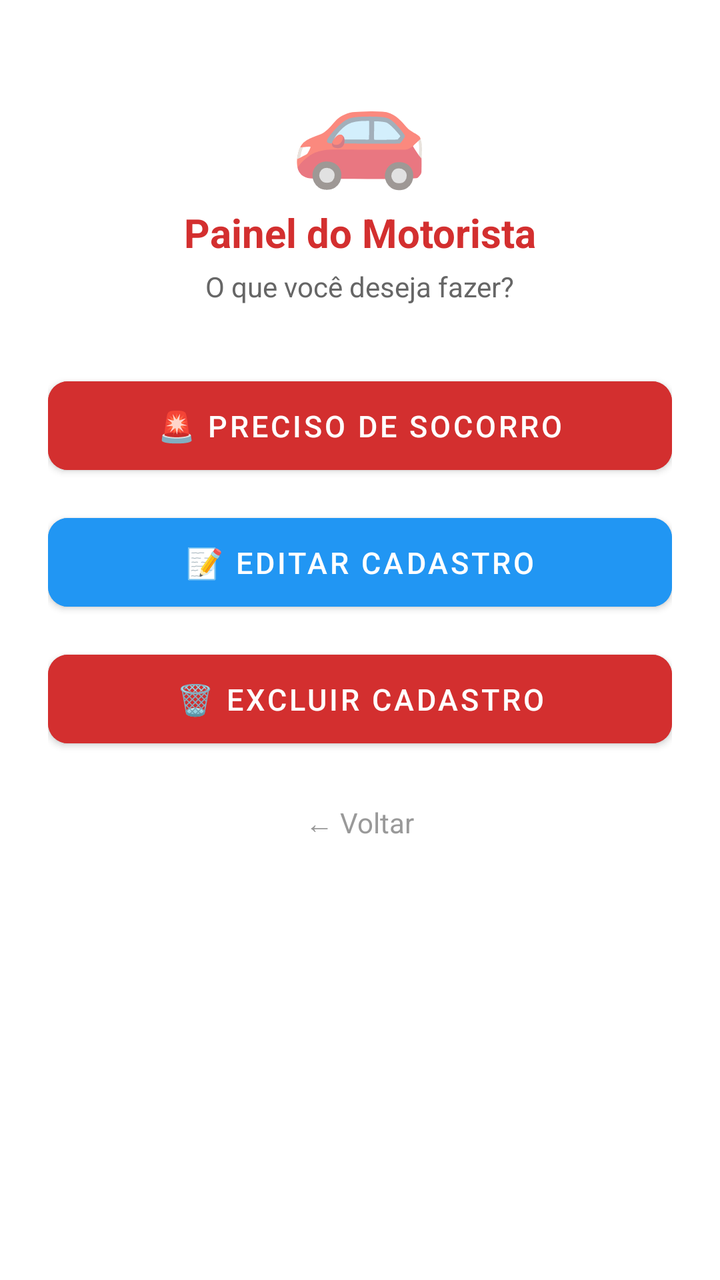
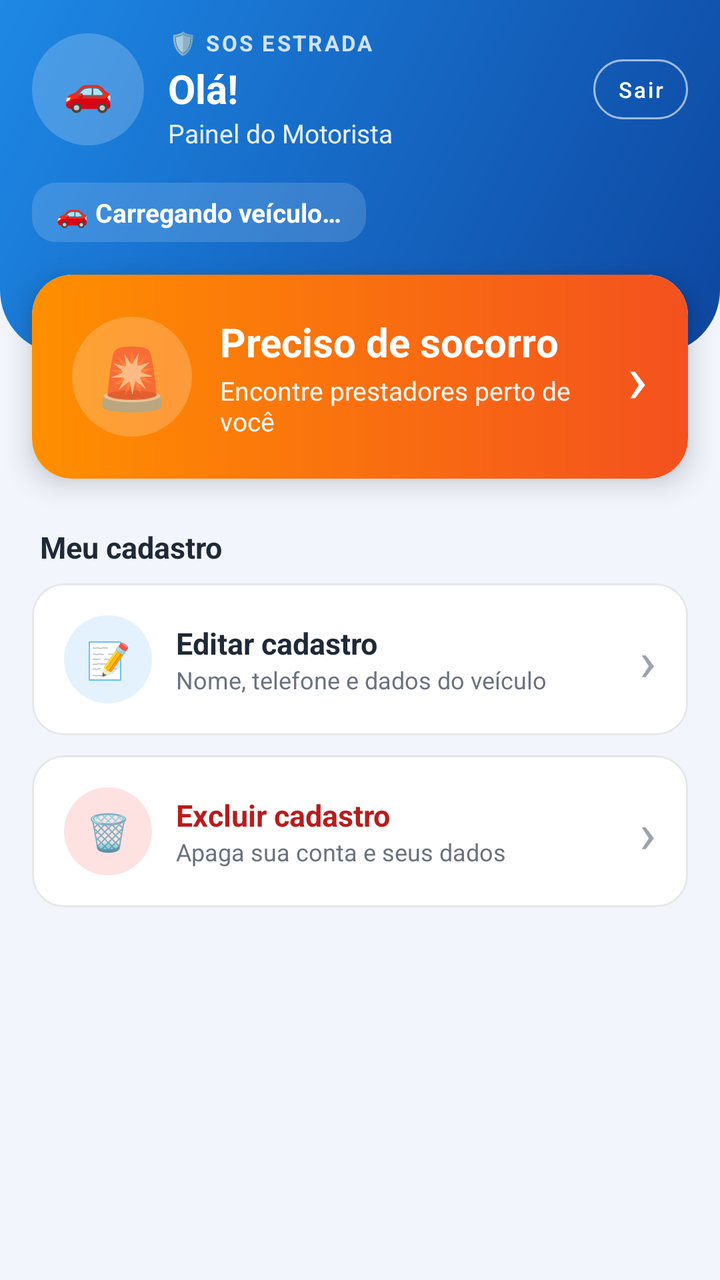

An Android layout rendered at two revisions. The XML below is the earlier revision; the diff shows what the commit changed to produce the second picture.
<!-- AndroidManifest.xml: application theme Theme.MaterialComponents.Light.NoActionBar -->
<!-- res/layout/activity_motorista_dashboard.xml -->
<?xml version="1.0" encoding="utf-8"?>
<LinearLayout xmlns:android="http://schemas.android.com/apk/res/android"
    xmlns:app="http://schemas.android.com/apk/res-auto"
    xmlns:tools="http://schemas.android.com/tools"
    android:layout_width="match_parent"
    android:layout_height="match_parent"
    android:orientation="vertical"
    android:padding="24dp"
    android:paddingTop="56dp"
    android:background="@android:color/white"
    android:fitsSystemWindows="true"
    tools:context=".MotoristaDashboardActivity">

    
    <LinearLayout
        android:layout_width="match_parent"
        android:layout_height="wrap_content"
        android:orientation="vertical"
        android:gravity="center_horizontal">

        
        <TextView
            android:layout_width="wrap_content"
            android:layout_height="wrap_content"
            android:text="🚗"
            android:textSize="56sp"
            android:layout_marginBottom="4dp" />

        
        <TextView
            android:layout_width="wrap_content"
            android:layout_height="wrap_content"
            android:text="Painel do Motorista"
            android:textSize="20sp"
            android:textStyle="bold"
            android:textColor="#D32F2F"
            android:layout_marginBottom="4dp" />

        <TextView
            android:layout_width="wrap_content"
            android:layout_height="wrap_content"
            android:text="O que você deseja fazer?"
            android:textSize="14sp"
            android:textColor="#666666"
            android:layout_marginBottom="32dp" />

        
        <com.google.android.material.button.MaterialButton
            android:id="@+id/btnSocorro"
            android:layout_width="match_parent"
            android:layout_height="wrap_content"
            android:padding="12dp"
            android:text="🚨 PRECISO DE SOCORRO"
            android:textSize="15sp"
            android:textColor="@android:color/white"
            android:backgroundTint="#D32F2F"
            app:cornerRadius="10dp"
            android:layout_marginBottom="12dp" />

        
        <com.google.android.material.button.MaterialButton
            android:id="@+id/btnCadastrar"
            android:layout_width="match_parent"
            android:layout_height="wrap_content"
            android:padding="12dp"
            android:text="📝 EDITAR CADASTRO"
            android:textSize="15sp"
            android:textColor="@android:color/white"
            android:backgroundTint="#2196F3"
            app:cornerRadius="10dp"
            android:layout_marginBottom="12dp" />

        
        <com.google.android.material.button.MaterialButton
            android:id="@+id/btnExcluir"
            android:layout_width="match_parent"
            android:layout_height="wrap_content"
            android:padding="12dp"
            android:text="🗑️ EXCLUIR CADASTRO"
            android:textSize="15sp"
            android:textColor="@android:color/white"
            android:backgroundTint="#D32F2F"
            app:cornerRadius="10dp"
            android:layout_marginBottom="24dp" />

        
        <TextView
            android:id="@+id/btnVoltar"
            android:layout_width="wrap_content"
            android:layout_height="wrap_content"
            android:text="← Voltar"
            android:textSize="14sp"
            android:textColor="#999999"
            android:clickable="true"
            android:focusable="true"
            android:background="?attr/selectableItemBackground" />

    </LinearLayout>
</LinearLayout>
<!-- resources referenced by this layout -->
<resources>

</resources>

<!-- the commit's change to res/layout/activity_motorista_dashboard.xml (unified diff, before → after) -->
@@ -1,99 +1,302 @@
 <?xml version="1.0" encoding="utf-8"?>
-<LinearLayout xmlns:android="http://schemas.android.com/apk/res/android"
+<ScrollView xmlns:android="http://schemas.android.com/apk/res/android"
     xmlns:app="http://schemas.android.com/apk/res-auto"
     xmlns:tools="http://schemas.android.com/tools"
     android:layout_width="match_parent"
     android:layout_height="match_parent"
-    android:orientation="vertical"
-    android:padding="24dp"
-    android:paddingTop="56dp"
-    android:background="@android:color/white"
+    android:background="@color/motorista_fundo"
+    android:fillViewport="true"
     android:fitsSystemWindows="true"
     tools:context=".MotoristaDashboardActivity">
 
-    
     <LinearLayout
         android:layout_width="match_parent"
         android:layout_height="wrap_content"
-        android:orientation="vertical"
-        android:gravity="center_horizontal">
+        android:orientation="vertical">
 
         
+        <LinearLayout
+            android:layout_width="match_parent"
+            android:layout_height="wrap_content"
+            android:background="@drawable/bg_motorista_header"
+            android:orientation="vertical"
+            android:paddingStart="16dp"
+            android:paddingTop="14dp"
+            android:paddingEnd="16dp"
+            android:paddingBottom="56dp">
+
+            <LinearLayout
+                android:layout_width="match_parent"
+                android:layout_height="wrap_content"
+                android:gravity="center_vertical"
+                android:orientation="horizontal">
+
+                <TextView
+                    android:id="@+id/tvAvatarMotoristaPainel"
+                    android:layout_width="56dp"
+                    android:layout_height="56dp"
+                    android:background="@drawable/bg_admin_avatar"
+                    android:backgroundTint="#33FFFFFF"
+                    android:gravity="center"
+                    android:text="🚗"
+                    android:textColor="@android:color/white"
+                    android:textSize="20sp"
+                    android:textStyle="bold" />
+
+                <LinearLayout
+                    android:layout_width="0dp"
+                    android:layout_height="wrap_content"
+                    android:layout_marginStart="12dp"
+                    android:layout_weight="1"
+                    android:orientation="vertical">
+
+                    <TextView
+                        android:layout_width="wrap_content"
+                        android:layout_height="wrap_content"
+                        android:letterSpacing="0.1"
+                        android:text="🛡️ SOS ESTRADA"
+                        android:textColor="#CCFFFFFF"
+                        android:textSize="11sp"
+                        android:textStyle="bold" />
+
+                    <TextView
+                        android:id="@+id/tvSaudacaoMotorista"
+                        android:layout_width="match_parent"
+                        android:layout_height="wrap_content"
+                        android:layout_marginTop="2dp"
+                        android:ellipsize="end"
+                        android:maxLines="1"
+                        android:text="Olá!"
+                        android:textColor="@android:color/white"
+                        android:textSize="20sp"
+                        android:textStyle="bold" />
+
+                    <TextView
+                        android:layout_width="wrap_content"
+                        android:layout_height="wrap_content"
+                        android:text="Painel do Motorista"
+                        android:textColor="#E6FFFFFF"
+                        android:textSize="13sp" />
+                </LinearLayout>
+
+                <com.google.android.material.button.MaterialButton
+                    android:id="@+id/btnVoltar"
+                    style="@style/Widget.MaterialComponents.Button.OutlinedButton"
+                    android:layout_width="wrap_content"
+                    android:layout_height="30dp"
+                    android:insetTop="0dp"
+                    android:insetBottom="0dp"
+                    android:minWidth="0dp"
+                    android:minHeight="0dp"
+                    android:paddingStart="12dp"
+                    android:paddingEnd="12dp"
+                    android:text="Sair"
+                    android:textAllCaps="false"
+                    android:textColor="@android:color/white"
+                    android:textSize="11sp"
+                    app:cornerRadius="15dp"
+                    app:strokeColor="#99FFFFFF" />
+            </LinearLayout>
+
+            
+            <TextView
+                android:id="@+id/tvVeiculoPainel"
+                android:layout_width="wrap_content"
+                android:layout_height="wrap_content"
+                android:layout_marginTop="16dp"
+                android:background="@drawable/bg_admin_chip"
+                android:backgroundTint="#26FFFFFF"
+                android:paddingStart="12dp"
+                android:paddingTop="6dp"
+                android:paddingEnd="12dp"
+                android:paddingBottom="6dp"
+                android:text="🚗 Carregando veículo…"
+                android:textColor="@android:color/white"
+                android:textSize="13sp"
+                android:textStyle="bold" />
+        </LinearLayout>
+
+        
+        <com.google.android.material.card.MaterialCardView
+            android:id="@+id/btnSocorro"
+            android:layout_width="match_parent"
+            android:layout_height="wrap_content"
+            android:layout_marginStart="16dp"
+            android:layout_marginTop="-40dp"
+            android:layout_marginEnd="16dp"
+            android:clickable="true"
+            android:focusable="true"
+            app:cardCornerRadius="20dp"
+            app:cardElevation="8dp">
+
+            <LinearLayout
+                android:layout_width="match_parent"
+                android:layout_height="wrap_content"
+                android:background="@drawable/bg_motorista_socorro"
+                android:gravity="center_vertical"
+                android:orientation="horizontal"
+                android:padding="20dp">
+
+                <TextView
+                    android:layout_width="60dp"
+                    android:layout_height="60dp"
+                    android:background="@drawable/bg_admin_avatar"
+                    android:backgroundTint="#33FFFFFF"
+                    android:gravity="center"
+                    android:text="🚨"
+                    android:textSize="30sp" />
+
+                <LinearLayout
+                    android:layout_width="0dp"
+                    android:layout_height="wrap_content"
+                    android:layout_marginStart="14dp"
+                    android:layout_weight="1"
+                    android:orientation="vertical">
+
+                    <TextView
+                        android:layout_width="wrap_content"
+                        android:layout_height="wrap_content"
+                        android:text="Preciso de socorro"
+                        android:textColor="@android:color/white"
+                        android:textSize="20sp"
+                        android:textStyle="bold" />
+
+                    <TextView
+                        android:layout_width="wrap_content"
+                        android:layout_height="wrap_content"
+                        android:layout_marginTop="2dp"
+                        android:text="Encontre prestadores perto de você"
+                        android:textColor="#F2FFFFFF"
+                        android:textSize="13sp" />
+                </LinearLayout>
+
+                <TextView
+                    android:layout_width="wrap_content"
+                    android:layout_height="wrap_content"
+                    android:text="›"
+                    android:textColor="@android:color/white"
+                    android:textSize="34sp" />
+            </LinearLayout>
+        </com.google.android.material.card.MaterialCardView>
+
         <TextView
             android:layout_width="wrap_content"
             android:layout_height="wrap_content"
-            android:text="🚗"
-            android:textSize="56sp"
-            android:layout_marginBottom="4dp" />
+            android:layout_marginStart="20dp"
+            android:layout_marginTop="24dp"
+            android:layout_marginBottom="8dp"
+            android:text="Meu cadastro"
+            android:textColor="@color/admin_texto"
+            android:textSize="15sp"
+            android:textStyle="bold" />
 
         
-        <TextView
-            android:layout_width="wrap_content"
-            android:layout_height="wrap_content"
-            android:text="Painel do Motorista"
-            android:textSize="20sp"
-            android:textStyle="bold"
-            android:textColor="#D32F2F"
-            android:layout_marginBottom="4dp" />
-
-        <TextView
-            android:layout_width="wrap_content"
-            android:layout_height="wrap_content"
-            android:text="O que você deseja fazer?"
-            android:textSize="14sp"
-            android:textColor="#666666"
-            android:layout_marginBottom="32dp" />
+        <com.google.android.material.card.MaterialCardView
+            android:id="@+id/btnCadastrar"
+            style="@style/AdminCard"
+            android:layout_marginStart="16dp"
+            android:layout_marginEnd="16dp"
+            android:clickable="true"
+            android:focusable="true">
+
+            <LinearLayout
+                android:layout_width="match_parent"
+                android:layout_height="wrap_content"
+                android:gravity="center_vertical"
+                android:orientation="horizontal"
+                android:padding="16dp">
+
+                <TextView
+                    style="@style/AdminAvatar"
+                    android:layout_width="44dp"
+                    android:layout_height="44dp"
+                    android:backgroundTint="@color/motorista_azul_claro"
+                    android:text="📝"
+                    android:textSize="18sp" />
+
+                <LinearLayout
+                    android:layout_width="0dp"
+                    android:layout_height="wrap_content"
+                    android:layout_marginStart="12dp"
+                    android:layout_weight="1"
+                    android:orientation="vertical">
+
+                    <TextView
+                        style="@style/AdminTitulo"
+                        android:text="Editar cadastro"
+                        android:textSize="15sp" />
+
+                    <TextView
+                        android:layout_width="wrap_content"
+                        android:layout_height="wrap_content"
+                        android:text="Nome, telefone e dados do veículo"
+                        android:textColor="@color/admin_texto_secundario"
+                        android:textSize="12sp" />
+                </LinearLayout>
+
+                <TextView
+                    android:layout_width="wrap_content"
+                    android:layout_height="wrap_content"
+                    android:text="›"
+                    android:textColor="#9CA3AF"
+                    android:textSize="28sp" />
+            </LinearLayout>
+        </com.google.android.material.card.MaterialCardView>
 
         
-        <com.google.android.material.button.MaterialButton
-            android:id="@+id/btnSocorro"
-            android:layout_width="match_parent"
-            android:layout_height="wrap_content"
-            android:padding="12dp"
-            android:text="🚨 PRECISO DE SOCORRO"
-            android:textSize="15sp"
-            android:textColor="@android:color/white"
-            android:backgroundTint="#D32F2F"
-            app:cornerRadius="10dp"
-            android:layout_marginBottom="12dp" />
-
-        
-        <com.google.android.material.button.MaterialButton
-            android:id="@+id/btnCadastrar"
-            android:layout_width="match_parent"
-            android:layout_height="wrap_content"
-            android:padding="12dp"
-            android:text="📝 EDITAR CADASTRO"
-            android:textSize="15sp"
-            android:textColor="@android:color/white"
-            android:backgroundTint="#2196F3"
-            app:cornerRadius="10dp"
-            android:layout_marginBottom="12dp" />
-
-        
-        <com.google.android.material.button.MaterialButton
+        <com.google.android.material.card.MaterialCardView
             android:id="@+id/btnExcluir"
-            android:layout_width="match_parent"
-            android:layout_height="wrap_content"
-            android:padding="12dp"
-            android:text="🗑️ EXCLUIR CADASTRO"
-            android:textSize="15sp"
-            android:textColor="@android:color/white"
-            android:backgroundTint="#D32F2F"
-            app:cornerRadius="10dp"
-            android:layout_marginBottom="24dp" />
-
-        
-        <TextView
-            android:id="@+id/btnVoltar"
-            android:layout_width="wrap_content"
-            android:layout_height="wrap_content"
-            android:text="← Voltar"
-            android:textSize="14sp"
-            android:textColor="#999999"
+            style="@style/AdminCard"
+            android:layout_marginStart="16dp"
+            android:layout_marginTop="10dp"
+            android:layout_marginEnd="16dp"
+            android:layout_marginBottom="24dp"
             android:clickable="true"
-            android:focusable="true"
-            android:background="?attr/selectableItemBackground" />
-
+            android:focusable="true">
+
+            <LinearLayout
+                android:layout_width="match_parent"
+                android:layout_height="wrap_content"
+                android:gravity="center_vertical"
+                android:orientation="horizontal"
+                android:padding="16dp">
+
+                <TextView
+                    style="@style/AdminAvatar"
+                    android:layout_width="44dp"
+                    android:layout_height="44dp"
+                    android:backgroundTint="@color/admin_vermelho_claro"
+                    android:text="🗑️"
+                    android:textSize="18sp" />
+
+                <LinearLayout
+                    android:layout_width="0dp"
+                    android:layout_height="wrap_content"
+                    android:layout_marginStart="12dp"
+                    android:layout_weight="1"
+                    android:orientation="vertical">
+
+                    <TextView
+                        style="@style/AdminTitulo"
+                        android:text="Excluir cadastro"
+                        android:textColor="#B91C1C"
+                        android:textSize="15sp" />
+
+                    <TextView
+                        android:layout_width="wrap_content"
+                        android:layout_height="wrap_content"
+                        android:text="Apaga sua conta e seus dados"
+                        android:textColor="@color/admin_texto_secundario"
+                        android:textSize="12sp" />
+                </LinearLayout>
+
+                <TextView
+                    android:layout_width="wrap_content"
+                    android:layout_height="wrap_content"
+                    android:text="›"
+                    android:textColor="#9CA3AF"
+                    android:textSize="28sp" />
+            </LinearLayout>
+        </com.google.android.material.card.MaterialCardView>
     </LinearLayout>
-</LinearLayout>
+</ScrollView>
<!-- resource entries referenced after the edit -->
@@ -1,5 +1,70 @@
 <!-- resources referenced by this layout -->
 <resources>
-
+  <color name="admin_texto">#1F2937</color>
+  <color name="admin_texto_secundario">#6B7280</color>
+  <color name="admin_vermelho_claro">#FEE2E2</color>
+  <color name="motorista_azul_claro">#E3F2FD</color>
+  <color name="motorista_fundo">#F2F6FC</color>
+  <!-- drawable bg_admin_avatar (drawable) -->
+  <?xml version="1.0" encoding="utf-8"?>
+  <shape xmlns:android="http://schemas.android.com/apk/res/android" android:shape="oval">
+      <solid android:color="#FFFFFF" />
+  </shape>
+  <!-- drawable bg_admin_chip (drawable) -->
+  <?xml version="1.0" encoding="utf-8"?>
+  <shape xmlns:android="http://schemas.android.com/apk/res/android" android:shape="rectangle">
+      <solid android:color="#FFFFFF" />
+      <corners android:radius="12dp" />
+  </shape>
+  <!-- drawable bg_motorista_header (drawable) -->
+  <?xml version="1.0" encoding="utf-8"?>
+  <shape xmlns:android="http://schemas.android.com/apk/res/android" android:shape="rectangle">
+      <gradient
+          android:angle="315"
+          android:startColor="@color/motorista_azul"
+          android:endColor="@color/motorista_azul_escuro" />
+      <corners
+          android:bottomLeftRadius="32dp"
+          android:bottomRightRadius="32dp" />
+  </shape>
+  <!-- drawable bg_motorista_socorro (drawable) -->
+  <?xml version="1.0" encoding="utf-8"?>
+  <shape xmlns:android="http://schemas.android.com/apk/res/android" android:shape="rectangle">
+      <gradient
+          android:angle="0"
+          android:startColor="@color/motorista_socorro_inicio"
+          android:endColor="@color/motorista_socorro_fim" />
+      <corners android:radius="20dp" />
+  </shape>
+  <style name="AdminAvatar">
+          <item name="android:layout_width">48dp</item>
+          <item name="android:layout_height">48dp</item>
+          <item name="android:background">@drawable/bg_admin_avatar</item>
+          <item name="android:gravity">center</item>
+          <item name="android:textColor">@android:color/white</item>
+          <item name="android:textSize">17sp</item>
+          <item name="android:textStyle">bold</item>
+      </style>
+  <style name="AdminCard">
+          <item name="android:layout_width">match_parent</item>
+          <item name="android:layout_height">wrap_content</item>
+          <item name="cardBackgroundColor">@android:color/white</item>
+          <item name="cardCornerRadius">16dp</item>
+          <item name="cardElevation">0dp</item>
+          <item name="strokeColor">@color/admin_borda</item>
+          <item name="strokeWidth">1dp</item>
+      </style>
+  <style name="AdminTitulo">
+          <item name="android:layout_width">wrap_content</item>
+          <item name="android:layout_height">wrap_content</item>
+          <item name="android:textColor">@color/admin_texto</item>
+          <item name="android:textSize">16sp</item>
+          <item name="android:textStyle">bold</item>
+      </style>
+  <color name="motorista_azul">#1E88E5</color>
+  <color name="motorista_azul_escuro">#0D47A1</color>
+  <color name="motorista_socorro_inicio">#FF8F00</color>
+  <color name="motorista_socorro_fim">#F4511E</color>
+  <color name="admin_borda">#E5E7EB</color>
 </resources>
 
